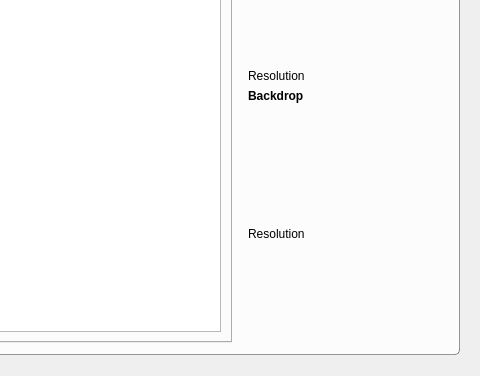
Qt form TvShowWidgetTvShow.ui (Komet/MediaElch) before a commit; both pictures show x 474 to 954 and y 311 to 687 of the 954 by 687 pixel window.
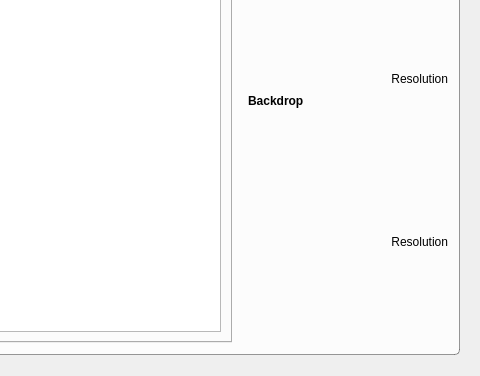
The same form after that commit. Icons and pictures are not drawn. Custom widgets are drawn as their Qt base class.

```diff
--- a/TvShowWidgetTvShow.ui
+++ b/TvShowWidgetTvShow.ui
@@ -460,6 +460,30 @@
          </widget>
         </item>
         <item>
+         <layout class="QHBoxLayout" name="horizontalLayout">
+          <item>
+           <widget class="QToolButton" name="buttonPreviewPoster">
+            <property name="cursor">
+             <cursorShape>PointingHandCursor</cursorShape>
+            </property>
+            <property name="toolTip">
+             <string>Full Preview</string>
+            </property>
+            <property name="styleSheet">
+             <string notr="true">QToolButton {
+	border: none;
+}</string>
+            </property>
+            <property name="text">
+             <string/>
+            </property>
+            <property name="icon">
+             <iconset resource="MediaElch.qrc">
+              <normaloff>:/img/zoom_in.png</normaloff>:/img/zoom_in.png</iconset>
+            </property>
+           </widget>
+          </item>
+          <item>
          <widget class="QLabel" name="posterResolution">
           <property name="toolTip">
            <string>Resolution</string>
@@ -467,7 +491,12 @@
           <property name="text">
            <string>Resolution</string>
           </property>
-         </widget>
+            <property name="alignment">
+             <set>Qt::AlignRight|Qt::AlignTrailing|Qt::AlignVCenter</set>
+            </property>
+           </widget>
+          </item>
+         </layout>
         </item>
         <item>
          <widget class="QLabel" name="label_16">
@@ -514,6 +543,30 @@
          </widget>
         </item>
         <item>
+         <layout class="QHBoxLayout" name="horizontalLayout_5">
+          <item>
+           <widget class="QToolButton" name="buttonPreviewBackdrop">
+            <property name="cursor">
+             <cursorShape>PointingHandCursor</cursorShape>
+            </property>
+            <property name="toolTip">
+             <string>Full Preview</string>
+            </property>
+            <property name="styleSheet">
+             <string notr="true">QToolButton {
+	border: none;
+}</string>
+            </property>
+            <property name="text">
+             <string/>
+            </property>
+            <property name="icon">
+             <iconset resource="MediaElch.qrc">
+              <normaloff>:/img/zoom_in.png</normaloff>:/img/zoom_in.png</iconset>
+            </property>
+           </widget>
+          </item>
+          <item>
          <widget class="QLabel" name="backdropResolution">
           <property name="toolTip">
            <string>Resolution</string>
@@ -521,7 +574,12 @@
           <property name="text">
            <string>Resolution</string>
           </property>
-         </widget>
+            <property name="alignment">
+             <set>Qt::AlignRight|Qt::AlignTrailing|Qt::AlignVCenter</set>
+            </property>
+           </widget>
+          </item>
+         </layout>
         </item>
         <item>
          <spacer name="verticalSpacer_4">
```
Lines whose indentation alone changed are shown as unchanged.
